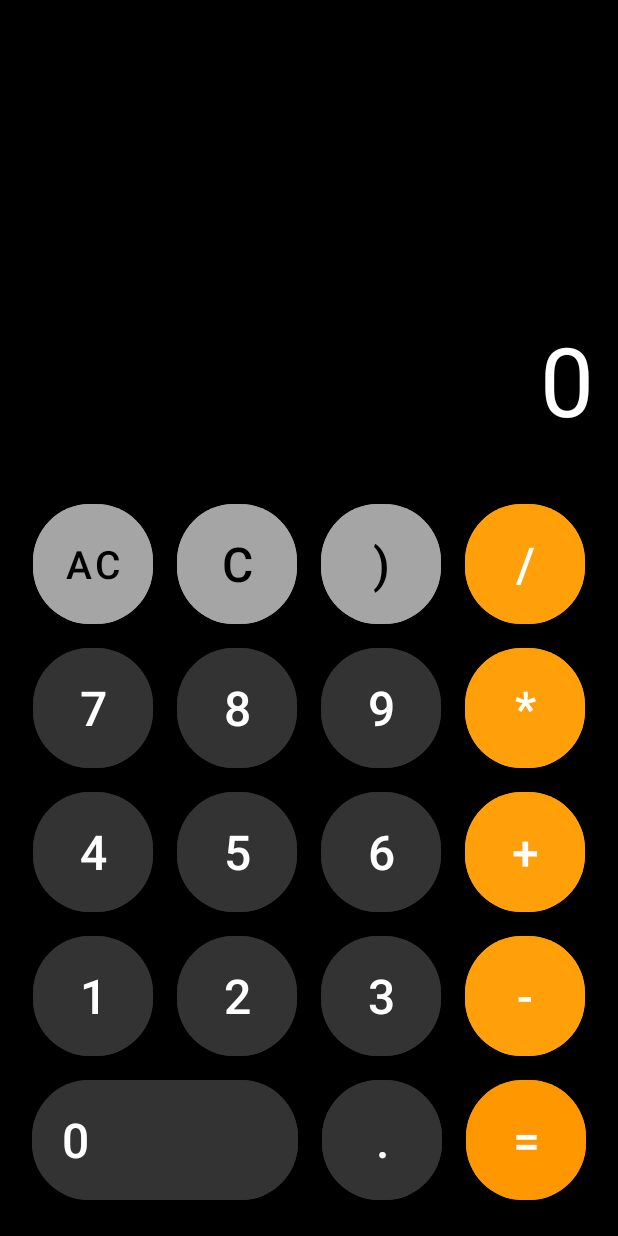
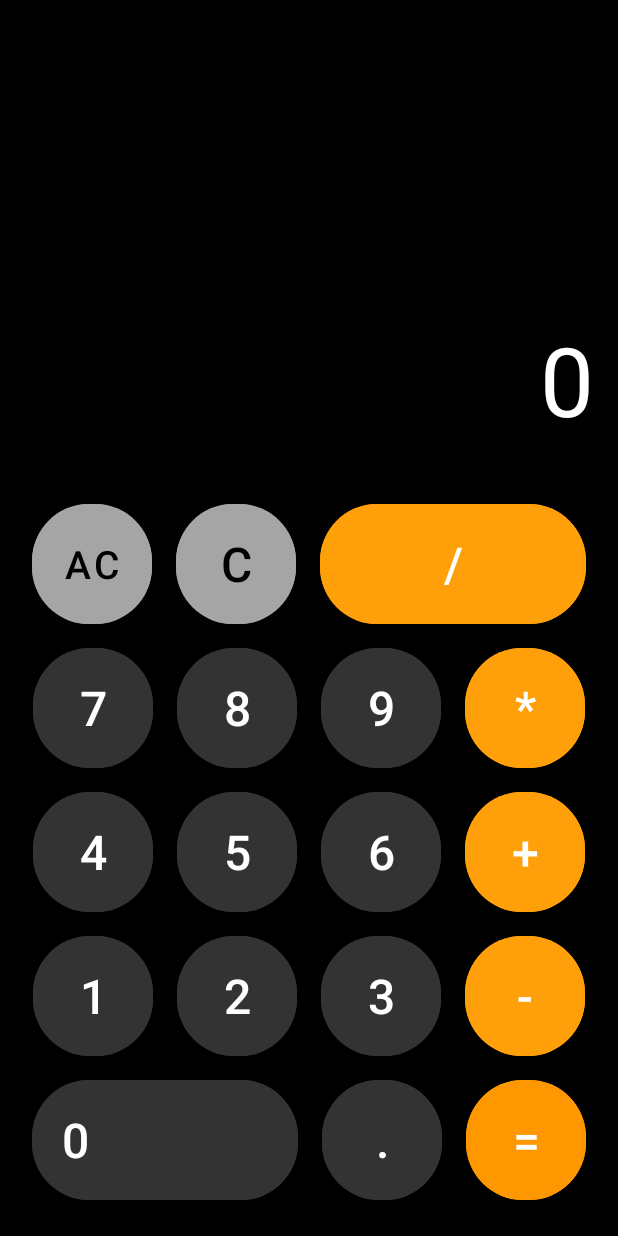
Before and after one commit to Stiven0213/Calculadora_final, an Android app: the screen it shows after launch (MainActivity), on a phone screen of 412 x 824 dp. Run offline under Robolectric (Android 15) with nearby library versions, the phone set to English and light mode, and no system bars; 1 statement that could not run was skipped.

Commit message:
Cambio en boton dividir

```diff
--- a/app/src/main/res/layout/activity_main.xml
+++ b/app/src/main/res/layout/activity_main.xml
@@ -76,18 +76,7 @@
                 android:text="C" />
 
             <com.google.android.material.button.MaterialButton
-                android:layout_width="80dp"
-                android:layout_height="80dp"
-                app:cornerRadius="38dp"
-                style="@style/Widget.MaterialComponents.ExtendedFloatingActionButton"
-                android:textSize="32dp"
-                android:textColor="@color/black"
-                android:layout_margin="8dp"
-                android:backgroundTint="#a5a5a5"
-                android:id="@+id/button_close_bracket"
-                android:text=")" />
-            <com.google.android.material.button.MaterialButton
-                android:layout_width="80dp"
+                android:layout_width="177dp"
                 android:layout_height="80dp"
                 app:cornerRadius="38dp"
                 style="@style/Widget.MaterialComponents.ExtendedFloatingActionButton"
```
